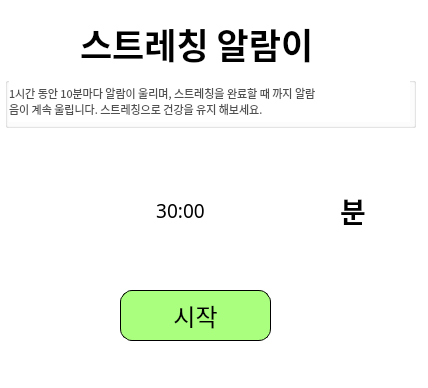
Above: Contest_jeh.ui from JangEunhee0317/Contest_jeh before the change. Below: the same form after it.
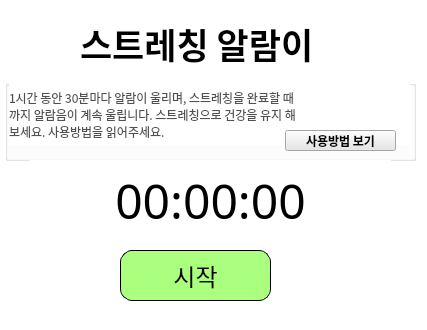
That is the form after the change. Icons and pictures are not drawn.

What changed in the file:
```diff
--- a/Contest_jeh.ui
+++ b/Contest_jeh.ui
@@ -6,10 +6,16 @@
    <rect>
     <x>0</x>
     <y>0</y>
-    <width>428</width>
-    <height>388</height>
+    <width>427</width>
+    <height>330</height>
    </rect>
   </property>
+  <property name="font">
+   <font>
+    <weight>50</weight>
+    <bold>false</bold>
+   </font>
+  </property>
   <property name="windowTitle">
    <string>스트레칭알람이</string>
   </property>
@@ -73,9 +79,9 @@
     <property name="geometry">
      <rect>
       <x>110</x>
-      <y>280</y>
+      <y>240</y>
       <width>191</width>
-      <height>71</height>
+      <height>61</height>
      </rect>
     </property>
     <property name="currentIndex">
@@ -190,9 +196,9 @@
     <property name="geometry">
      <rect>
       <x>5</x>
-      <y>77</y>
+      <y>80</y>
       <width>411</width>
-      <height>51</height>
+      <height>81</height>
      </rect>
     </property>
     <property name="styleSheet">
@@ -207,13 +213,13 @@
        <x>4</x>
        <y>4</y>
        <width>401</width>
-       <height>41</height>
+       <height>61</height>
       </rect>
      </property>
      <property name="font">
       <font>
        <family>맑은 고딕 Semilight</family>
-       <pointsize>8</pointsize>
+       <pointsize>9</pointsize>
        <weight>50</weight>
        <bold>false</bold>
       </font>
@@ -223,24 +229,53 @@
 color: rgb(80, 80, 80);</string>
      </property>
      <property name="text">
-      <string>1시간 동안 10분마다 알람이 울리며, 스트레칭을 완료할 때 까지 알람
-음이 계속 울립니다. 스트레칭으로 건강을 유지 해보세요.</string>
+      <string>1시간 동안 30분마다 알람이 울리며, 스트레칭을 완료할 때
+까지 알람음이 계속 울립니다. 스트레칭으로 건강을 유지 해
+보세요. 사용방법을 읽어주세요.</string>
+     </property>
+    </widget>
+    <widget class="QPushButton" name="btn_menual">
+     <property name="geometry">
+      <rect>
+       <x>280</x>
+       <y>50</y>
+       <width>111</width>
+       <height>21</height>
+      </rect>
+     </property>
+     <property name="font">
+      <font>
+       <family>한국기계연구원_Light</family>
+       <pointsize>9</pointsize>
+       <weight>75</weight>
+       <bold>true</bold>
+      </font>
+     </property>
+     <property name="cursor">
+      <cursorShape>PointingHandCursor</cursorShape>
+     </property>
+     <property name="styleSheet">
+      <string notr="true">background-color: rgb(170, 255, 127,150);
+background-color: rgb(230, 230, 230);</string>
+     </property>
+     <property name="text">
+      <string>사용방법 보기</string>
      </property>
     </widget>
    </widget>
    <widget class="QLabel" name="timerLabel">
     <property name="geometry">
      <rect>
-      <x>40</x>
-      <y>180</y>
-      <width>281</width>
-      <height>61</height>
+      <x>30</x>
+      <y>160</y>
+      <width>361</width>
+      <height>81</height>
      </rect>
     </property>
     <property name="font">
      <font>
       <family>한국기계연구원_Light</family>
-      <pointsize>14</pointsize>
+      <pointsize>36</pointsize>
       <weight>50</weight>
       <bold>false</bold>
      </font>
@@ -249,36 +284,12 @@
      <string notr="true">color: rgb(0, 0, 0);</string>
     </property>
     <property name="text">
-     <string>30:00</string>
+     <string>00:00:00</string>
     </property>
     <property name="alignment">
      <set>Qt::AlignCenter</set>
     </property>
    </widget>
-   <widget class="QLabel" name="label_4">
-    <property name="geometry">
-     <rect>
-      <x>340</x>
-      <y>180</y>
-      <width>41</width>
-      <height>61</height>
-     </rect>
-    </property>
-    <property name="font">
-     <font>
-      <family>한국기계연구원_Light</family>
-      <pointsize>21</pointsize>
-      <weight>75</weight>
-      <bold>true</bold>
-     </font>
-    </property>
-    <property name="styleSheet">
-     <string notr="true">color: rgb(0, 0, 0);</string>
-    </property>
-    <property name="text">
-     <string>분</string>
-    </property>
-   </widget>
   </widget>
   <widget class="QStatusBar" name="statusbar"/>
  </widget>
```
